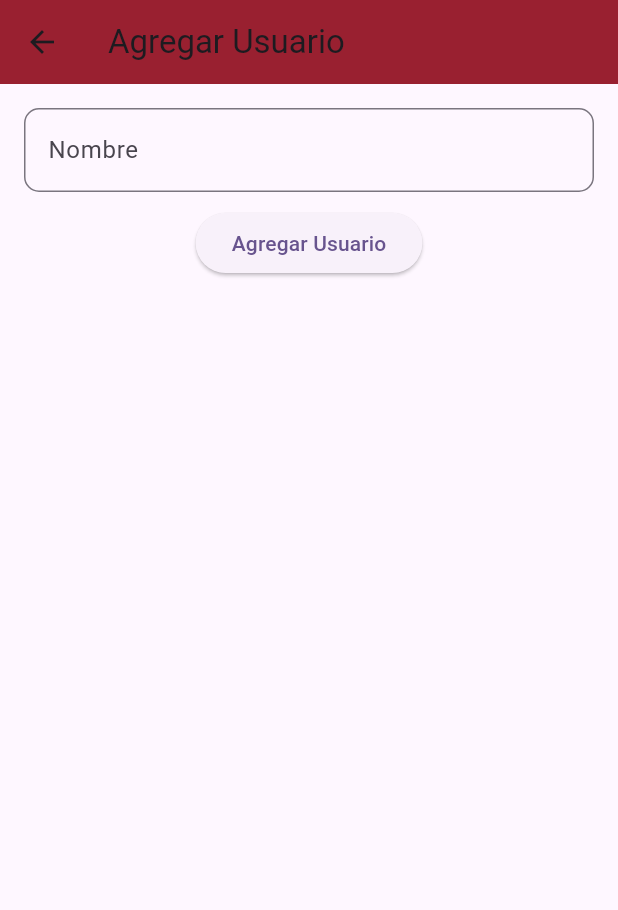
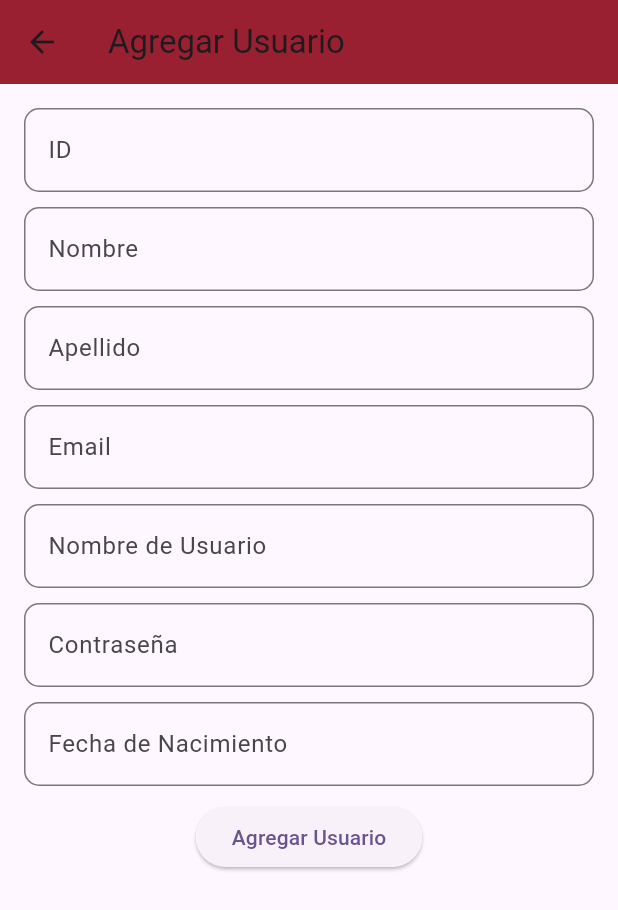
Before and after one commit to Smorpius/inmobiliaria, a Flutter app: the UsuarioPage screen opened by its route, after a tap on "Agregar Usuario", on a phone screen of 412 x 824 dp. Shown: the top 910 px of the screen. Run offline on Flutter 3.47's test engine with Material 3 defaults, Android fonts, the phone set to English and light mode, and no system bars.

Commit message:
Add user registration fields and enhance user list display

```diff
--- a/lib/vistas/usuario.dart
+++ b/lib/vistas/usuario.dart
@@ -8,14 +8,42 @@ class UsuarioPage extends StatefulWidget {
 }
 
 class _UsuarioPageState extends State<UsuarioPage> {
+  final TextEditingController _idController = TextEditingController();
   final TextEditingController _nombreController = TextEditingController();
-  final List<String> _usuarios = [];
+  final TextEditingController _apellidoController = TextEditingController();
+  final TextEditingController _emailController = TextEditingController();
+  final TextEditingController _nombreUsuarioController =
+      TextEditingController();
+  final TextEditingController _contrasenaController = TextEditingController();
+  final TextEditingController _fechaNacimientoController =
+      TextEditingController();
+  final List<Map<String, String>> _usuarios = [];
 
   void _agregarUsuario() {
     setState(() {
-      if (_nombreController.text.isNotEmpty) {
-        _usuarios.add(_nombreController.text);
+      if (_idController.text.isNotEmpty &&
+          _nombreController.text.isNotEmpty &&
+          _apellidoController.text.isNotEmpty &&
+          _emailController.text.isNotEmpty &&
+          _nombreUsuarioController.text.isNotEmpty &&
+          _contrasenaController.text.isNotEmpty &&
+          _fechaNacimientoController.text.isNotEmpty) {
+        _usuarios.add({
+          'id': _idController.text,
+          'nombre': _nombreController.text,
+          'apellido': _apellidoController.text,
+          'email': _emailController.text,
+          'nombreUsuario': _nombreUsuarioController.text,
+          'contrasena': _contrasenaController.text,
+          'fechaNacimiento': _fechaNacimientoController.text,
+        });
+        _idController.clear();
         _nombreController.clear();
+        _apellidoController.clear();
+        _emailController.clear();
+        _nombreUsuarioController.clear();
+        _contrasenaController.clear();
+        _fechaNacimientoController.clear();
       }
     });
   }
@@ -32,9 +60,70 @@ class _UsuarioPageState extends State<UsuarioPage> {
         child: Column(
           children: [
             TextField(
+              controller: _idController,
+              decoration: InputDecoration(
+                labelText: "ID",
+                border: OutlineInputBorder(
+                  borderRadius: BorderRadius.circular(10),
+                ),
+              ),
+            ),
+            const SizedBox(height: 10),
+            TextField(
               controller: _nombreController,
               decoration: InputDecoration(
                 labelText: "Nombre",
+                border: OutlineInputBorder(
+                  borderRadius: BorderRadius.circular(10),
+                ),
+              ),
+            ),
+            const SizedBox(height: 10),
+            TextField(
+              controller: _apellidoController,
+              decoration: InputDecoration(
+                labelText: "Apellido",
+                border: OutlineInputBorder(
+                  borderRadius: BorderRadius.circular(10),
+                ),
+              ),
+            ),
+            const SizedBox(height: 10),
+            TextField(
+              controller: _emailController,
+              decoration: InputDecoration(
+                labelText: "Email",
+                border: OutlineInputBorder(
+                  borderRadius: BorderRadius.circular(10),
+                ),
+              ),
+            ),
+            const SizedBox(height: 10),
+            TextField(
+              controller: _nombreUsuarioController,
+              decoration: InputDecoration(
+                labelText: "Nombre de Usuario",
+                border: OutlineInputBorder(
+                  borderRadius: BorderRadius.circular(10),
+                ),
+              ),
+            ),
+            const SizedBox(height: 10),
+            TextField(
+              controller: _contrasenaController,
+              decoration: InputDecoration(
+                labelText: "Contraseña",
+                border: OutlineInputBorder(
+                  borderRadius: BorderRadius.circular(10),
+                ),
+                obscuringCharacter: '*',
+              ),
+            ),
+            const SizedBox(height: 10),
+            TextField(
+              controller: _fechaNacimientoController,
+              decoration: InputDecoration(
+                labelText: "Fecha de Nacimiento",
                 border: OutlineInputBorder(
                   borderRadius: BorderRadius.circular(10),
                 ),
@@ -50,7 +139,13 @@ class _UsuarioPageState extends State<UsuarioPage> {
               child: ListView.builder(
                 itemCount: _usuarios.length,
                 itemBuilder: (context, index) {
-                  return ListTile(title: Text(_usuarios[index]));
+                  final usuario = _usuarios[index];
+                  return ListTile(
+                    title: Text('${usuario['nombre']} ${usuario['apellido']}'),
+                    subtitle: Text(
+                      'Email: ${usuario['email']}\nUsuario: ${usuario['nombreUsuario']}\nFecha de Nacimiento: ${usuario['fechaNacimiento']}',
+                    ),
+                  );
                 },
               ),
             ),
```
